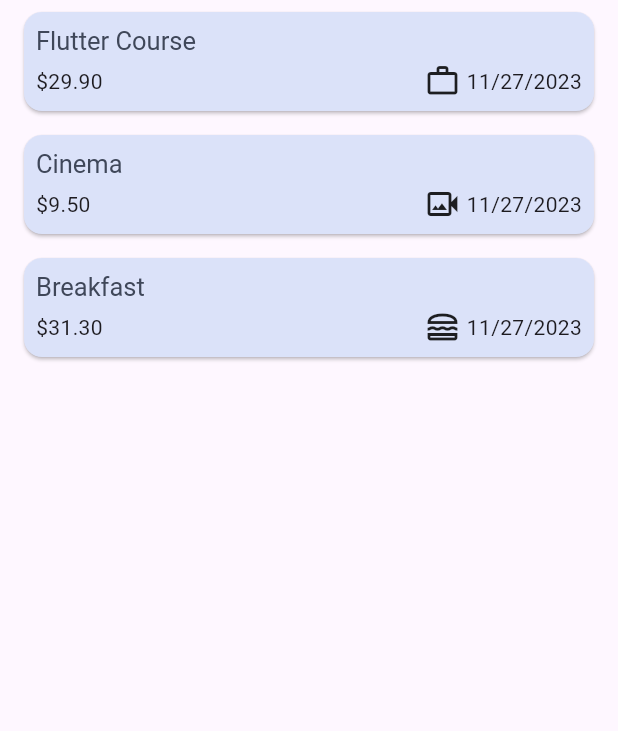
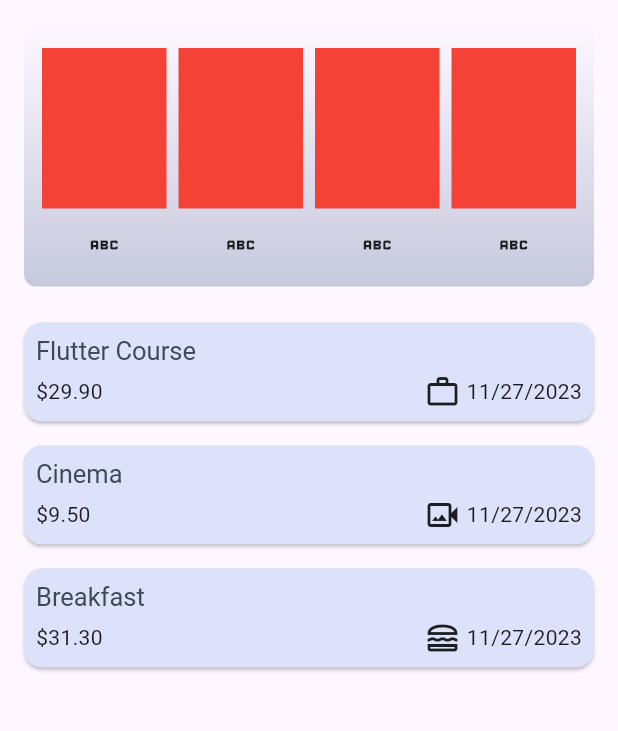
Before and after one commit to AbdelrhmanAmer/Expenses, a Flutter app: the screen it shows after launch, on a phone screen of 412 x 824 dp, the part 84-815 px from its top. Run offline on Flutter 3.47's test engine with Material 3 defaults, Android fonts, the phone set to English and light mode, and no system bars.

Commit message:
chart added

```diff
--- /dev/null
+++ b/expenses_project/lib/widgets/chart/char_bar.dart
@@ -0,0 +1,14 @@
+import 'package:flutter/material.dart';
+class ChartBar extends StatelessWidget {
+  const ChartBar({super.key, required this.fill});
+
+  final double fill;
+
+  @override
+  Widget build(BuildContext context) {
+    return Expanded(child: Padding(
+      padding: EdgeInsets.symmetric(horizontal: 4),
+      child: Container(color: Colors.red,),
+    ));
+  }
+}
--- /dev/null
+++ b/expenses_project/lib/widgets/chart/chart.dart
@@ -0,0 +1,72 @@
+
+import 'package:flutter/material.dart';
+
+import '../../models/expanse.dart';
+import 'char_bar.dart';
+class Chart extends StatelessWidget {
+  const Chart({
+    super.key,
+    required this.expanses
+  });
+
+  final List<Expanse> expanses;
+
+  List<ExpanseBucket> get buckets{
+    return [
+      ExpanseBucket.forCategory(expanses, Category.Food),
+      ExpanseBucket.forCategory(expanses, Category.Leisure),
+      ExpanseBucket.forCategory(expanses, Category.Travel),
+      ExpanseBucket.forCategory(expanses, Category.Work),
+    ];
+  }
+  get maxTotalExpanse{
+    double maxTotalExpanse = 0;
+
+    for(var element in buckets){
+      if(element.totalExpanses>maxTotalExpanse){
+        maxTotalExpanse = element.totalExpanses;
+      }
+    }
+
+    return maxTotalExpanse;
+  }
+  @override
+  Widget build(BuildContext context) {
+    return Container(
+      margin: const EdgeInsets.all(16),
+      padding: const EdgeInsets.symmetric(horizontal: 8, vertical: 16),
+      width: double.infinity,
+      height: 175,
+      decoration: BoxDecoration(
+        borderRadius: BorderRadius.circular(8),
+        gradient: LinearGradient(
+          colors: [
+            Theme.of(context).colorScheme.primary.withOpacity(.3),
+            Theme.of(context).colorScheme.primary.withOpacity(.0)
+          ],
+            begin: Alignment.bottomCenter,
+            end: Alignment.topCenter
+        )
+      ),
+      child: Column(
+        children: [
+          Expanded(child: Row(
+            children: [
+              for(final element in buckets)  const ChartBar(fill: 2),
+            ],
+          ),
+          ),
+          SizedBox(height: 12,),
+          Row(
+            children: buckets.map((e) =>
+                const Expanded(
+                    child: Padding(
+                        padding: EdgeInsets.symmetric(horizontal: 4),
+                      child: Icon(Icons.abc),
+            ))).toList(),
+          ),
+        ],
+      ),
+    );
+  }
+}
--- a/expenses_project/lib/widgets/expanses.dart
+++ b/expenses_project/lib/widgets/expanses.dart
@@ -1,3 +1,4 @@
+import 'package:expenses_project/widgets/chart/chart.dart';
 import 'package:expenses_project/widgets/expanses_list/expanses_list.dart';
 import 'package:flutter/material.dart';
 
@@ -29,6 +30,8 @@ class _ExpansesState extends State<Expanses> {
       _expanses.remove(expanse);
     });
   }
+
+
   @override
   Widget build(BuildContext context) {
     return Scaffold(
@@ -50,6 +53,7 @@ class _ExpansesState extends State<Expanses> {
         child: Column(
           mainAxisAlignment: MainAxisAlignment.center,
           children: [
+            Chart(expanses: _expanses),
             Expanded(
               child: ExpansesList(
                 expanses: _expanses,
```
